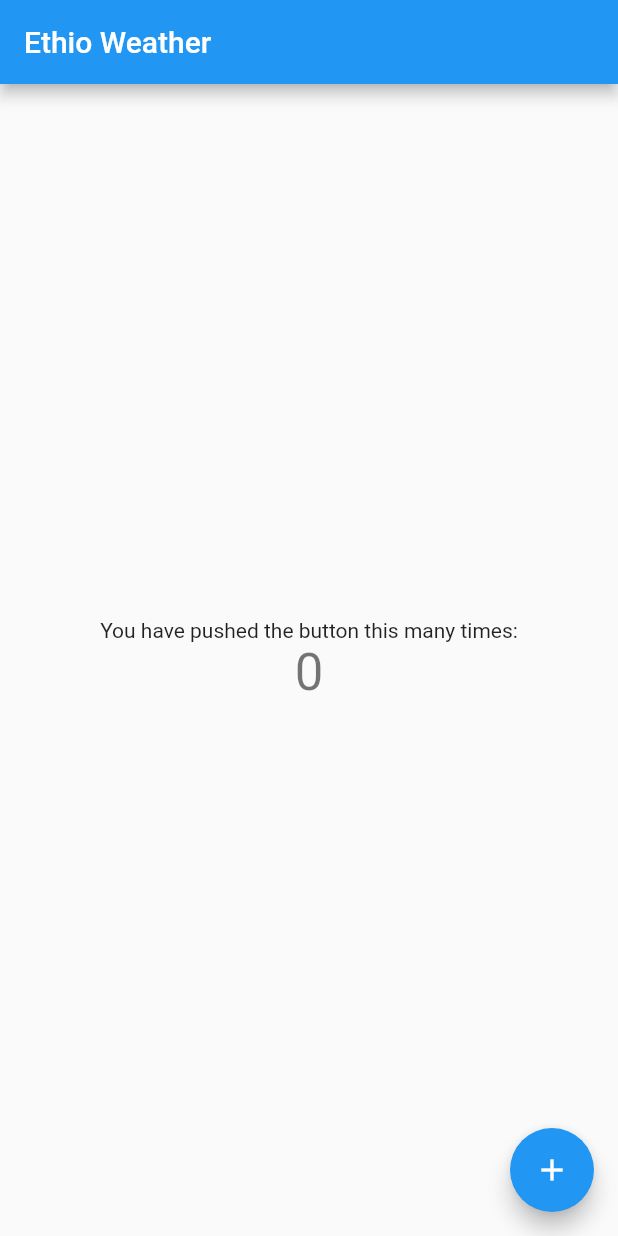
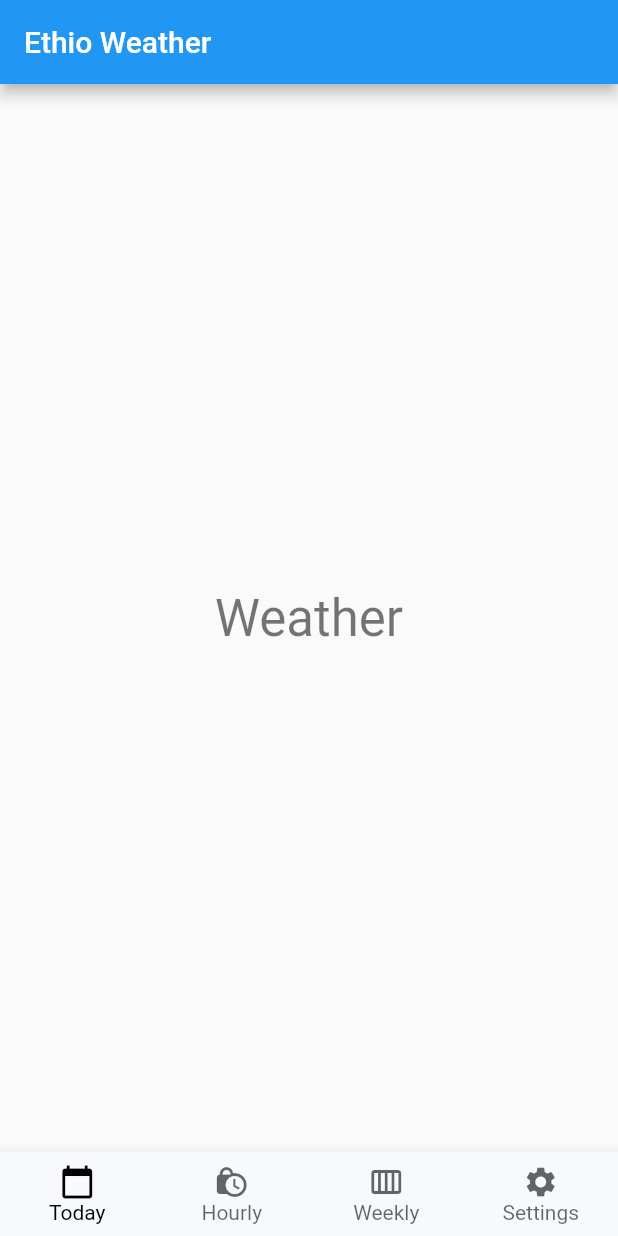
Before and after one commit to robeleq/ethio_weather, a Flutter app: the screen it shows after launch, on a phone screen of 412 x 824 dp. Run offline on Flutter 3.47's test engine with Material 2 defaults, Android fonts, the phone set to English and light mode, and no system bars.

Commit message:
add Home Page & Navigation

```diff
--- a/lib/main.dart
+++ b/lib/main.dart
@@ -1,68 +1,6 @@
+import 'package:ethio_weather/src/app.dart';
 import 'package:flutter/material.dart';
 
 void main() {
-  runApp(const MyApp());
+  runApp(const EthioWeatherApp());
 }
-
-class MyApp extends StatelessWidget {
-  const MyApp({Key? key}) : super(key: key);
-
-  // This widget is the root of your application.
-  @override
-  Widget build(BuildContext context) {
-    return MaterialApp(
-      title: 'Ethio Weather',
-      theme: ThemeData(
-        primarySwatch: Colors.blue,
-      ),
-      home: const MyHomePage(title: 'Ethio Weather'),
-    );
-  }
-}
-
-class MyHomePage extends StatefulWidget {
-  const MyHomePage({Key? key, required this.title}) : super(key: key);
-
-  final String title;
-
-  @override
-  State<MyHomePage> createState() => _MyHomePageState();
-}
-
-class _MyHomePageState extends State<MyHomePage> {
-  int _counter = 0;
-
-  void _incrementCounter() {
-    setState(() {
-      _counter++;
-    });
-  }
-
-  @override
-  Widget build(BuildContext context) {
-    return Scaffold(
-      appBar: AppBar(
-        title: Text(widget.title),
-      ),
-      body: Center(
-        child: Column(
-          mainAxisAlignment: MainAxisAlignment.center,
-          children: <Widget>[
-            const Text(
-              'You have pushed the button this many times:',
-            ),
-            Text(
-              '$_counter',
-              style: Theme.of(context).textTheme.headline4,
-            ),
-          ],
-        ),
-      ),
-      floatingActionButton: FloatingActionButton(
-        onPressed: _incrementCounter,
-        tooltip: 'Increment',
-        child: const Icon(Icons.add),
-      ), // This trailing comma makes auto-formatting nicer for build methods.
-    );
-  }
-}
--- /dev/null
+++ b/lib/src/app.dart
@@ -0,0 +1,18 @@
+import 'package:flutter/material.dart';
+
+import '../src/pages/home_page.dart';
+
+class EthioWeatherApp extends StatelessWidget {
+  const EthioWeatherApp({Key? key}) : super(key: key);
+
+  @override
+  Widget build(BuildContext context) {
+    return MaterialApp(
+      title: "Ethio Weather App",
+      theme: ThemeData(
+        primarySwatch: Colors.blue,
+      ),
+      home: const HomePage(title: 'Ethio Weather'),
+    );
+  }
+}
--- /dev/null
+++ b/lib/src/pages/home_page.dart
@@ -0,0 +1,56 @@
+import 'package:ethio_weather/src/styles/colors.dart';
+import 'package:flutter/material.dart';
+
+class HomePage extends StatefulWidget {
+  final String title;
+
+  const HomePage({Key? key, required this.title}) : super(key: key);
+
+  @override
+  State<HomePage> createState() => _HomePageState();
+}
+
+class _HomePageState extends State<HomePage> {
+  @override
+  Widget build(BuildContext context) {
+    return Scaffold(
+      appBar: AppBar(
+        title: Text(widget.title),
+      ),
+      body: Center(
+        child: Column(
+          mainAxisAlignment: MainAxisAlignment.center,
+          children: <Widget>[
+            Text(
+              'Weather',
+              style: Theme.of(context).textTheme.headline4,
+            ),
+          ],
+        ),
+      ),
+      bottomNavigationBar: BottomNavigationBar(
+        type: BottomNavigationBarType.fixed,
+        backgroundColor: lBackgroundColor,
+        selectedItemColor: lPrimaryTextColor,
+        unselectedItemColor: lPrimaryTextColor.withOpacity(.60),
+        selectedFontSize: 14,
+        unselectedFontSize: 14,
+        onTap: (value) {
+          // Respond to item press.
+        },
+        items: const <BottomNavigationBarItem>[
+          BottomNavigationBarItem(
+            icon: Icon(Icons.calendar_today),
+            label: "Today",
+          ),
+          BottomNavigationBarItem(
+              icon: Icon(Icons.lock_clock), label: "Hourly"),
+          BottomNavigationBarItem(
+              icon: Icon(Icons.calendar_view_week), label: "Weekly"),
+          BottomNavigationBarItem(
+              icon: Icon(Icons.settings), label: "Settings"),
+        ],
+      ), // This trailing comma makes auto-formatting nicer for build methods.
+    );
+  }
+}
--- /dev/null
+++ b/lib/src/styles/colors.dart
@@ -0,0 +1,13 @@
+import 'package:flutter/material.dart';
+
+const Color lPrimaryColor = Color(0xffffffff);
+const Color lPrimaryLightColor = Color(0xffffffff);
+const Color lPrimaryDarkColor = Color(0xffcccccc);
+const Color lPrimaryTextColor = Color(0xff000000);
+const Color lBackgroundColor = Color(0xffF7F9FC);
+
+const Color dSecondaryColor = Color(0xff202020);
+const Color dSecondaryLightColor = Color(0xff474747);
+const Color dSecondaryDarkColor = Color(0xff000000);
+const Color dSecondaryTextColor = Color(0xffffffff);
+const Color dBackgroundColor = Color(0xff202020);
```
Also changed, not shown: 1 other file.
